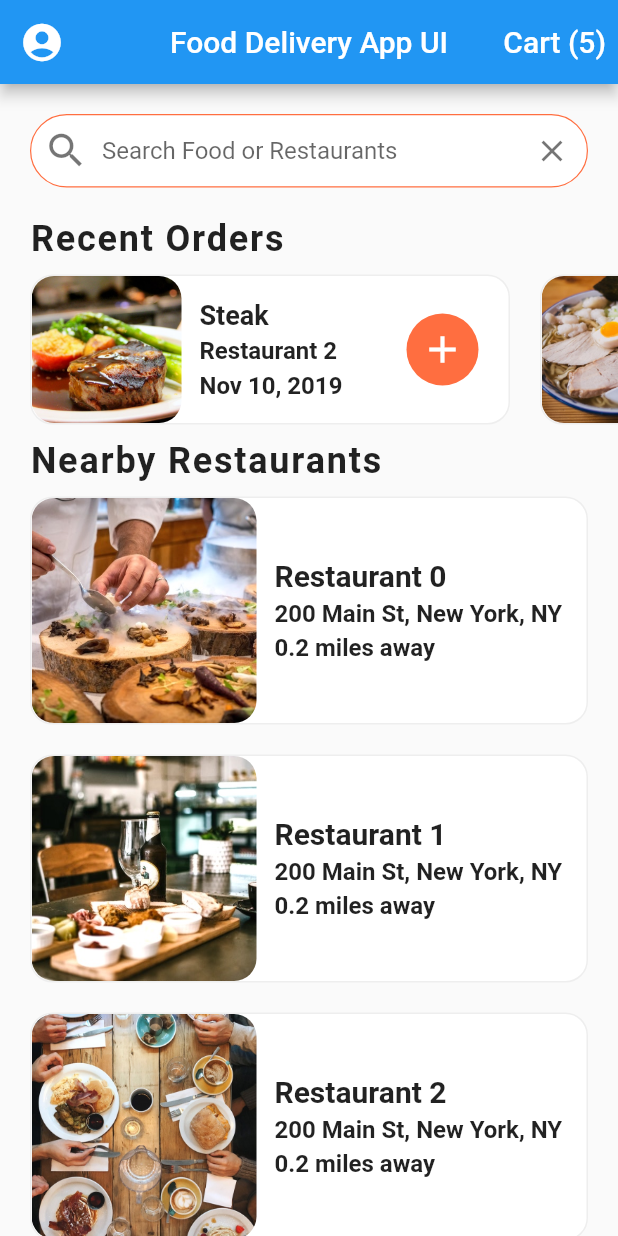
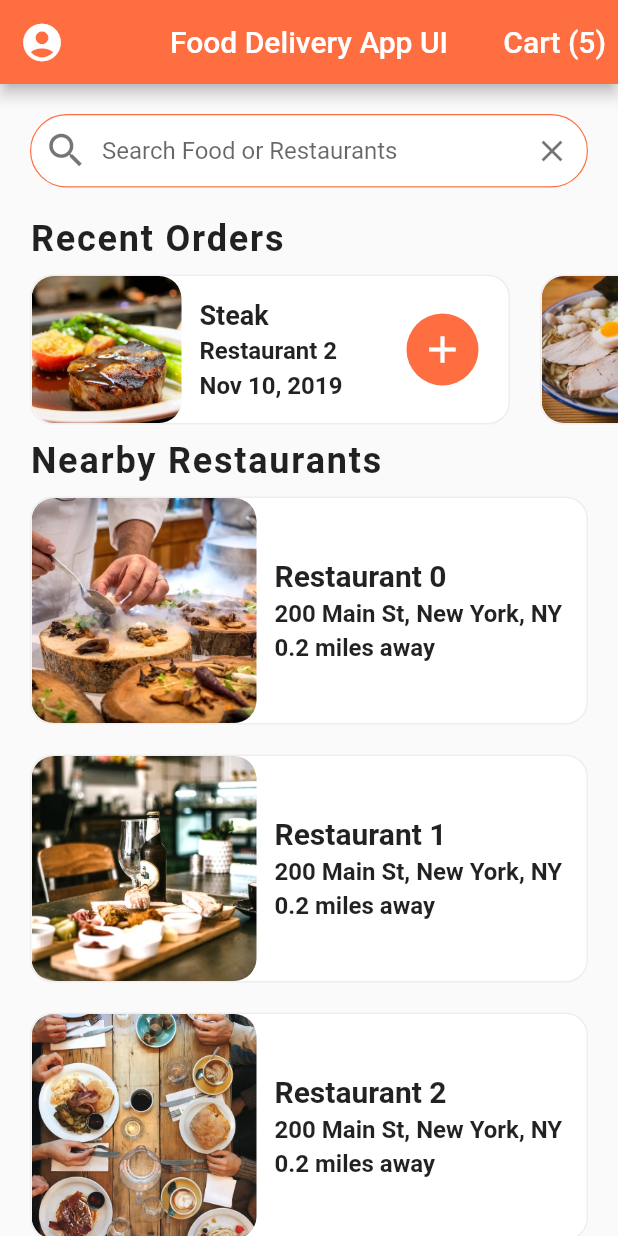
Before and after one commit to PauloSTDev/food_delivery_UI, a Flutter app: the screen it shows after launch, on a phone screen of 412 x 824 dp. Run offline on Flutter 3.47's test engine with Material 2 defaults, Android fonts, the phone set to English and light mode, and no system bars.

Commit message:
Resolve Bug de color do AppBar e overFlowed

```diff
--- a/lib/screens/home_screen.dart
+++ b/lib/screens/home_screen.dart
@@ -9,6 +9,7 @@ class HomeScreen extends StatefulWidget {
 }
 
 class _HomeScreenState extends State<HomeScreen> {
+
   _buildRestaurants() {
     List<Widget> restaurantList = [];
     restaurants.forEach(
@@ -38,7 +39,8 @@ class _HomeScreenState extends State<HomeScreen> {
                     fit: BoxFit.cover,
                   ),
                 ),
-                Container(
+                Expanded(
+                  child: Container(
                     margin: EdgeInsets.all(12.0),
                     child: Column(
                       mainAxisAlignment: MainAxisAlignment.center,
@@ -74,6 +76,7 @@ class _HomeScreenState extends State<HomeScreen> {
                       ],
                     ),
                   ),
+                ),
               ],
             ),
           ),
@@ -90,6 +93,7 @@ class _HomeScreenState extends State<HomeScreen> {
     return Scaffold(
       appBar: AppBar(
         centerTitle: true,
+        backgroundColor: Colors.deepOrangeAccent,
         title: Text("Food Delivery App UI"),
         leading: IconButton(
           //Icone de perfil
```
Also changed, not shown: pubspec.lock. Lines whose indentation alone changed are shown as unchanged.
